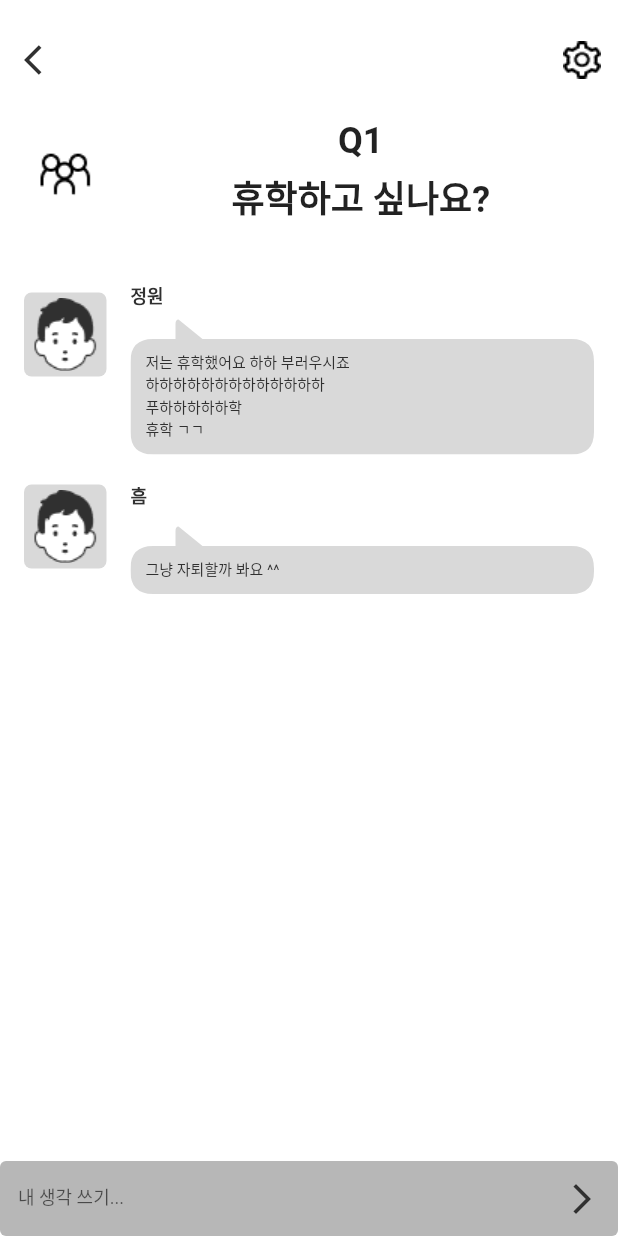
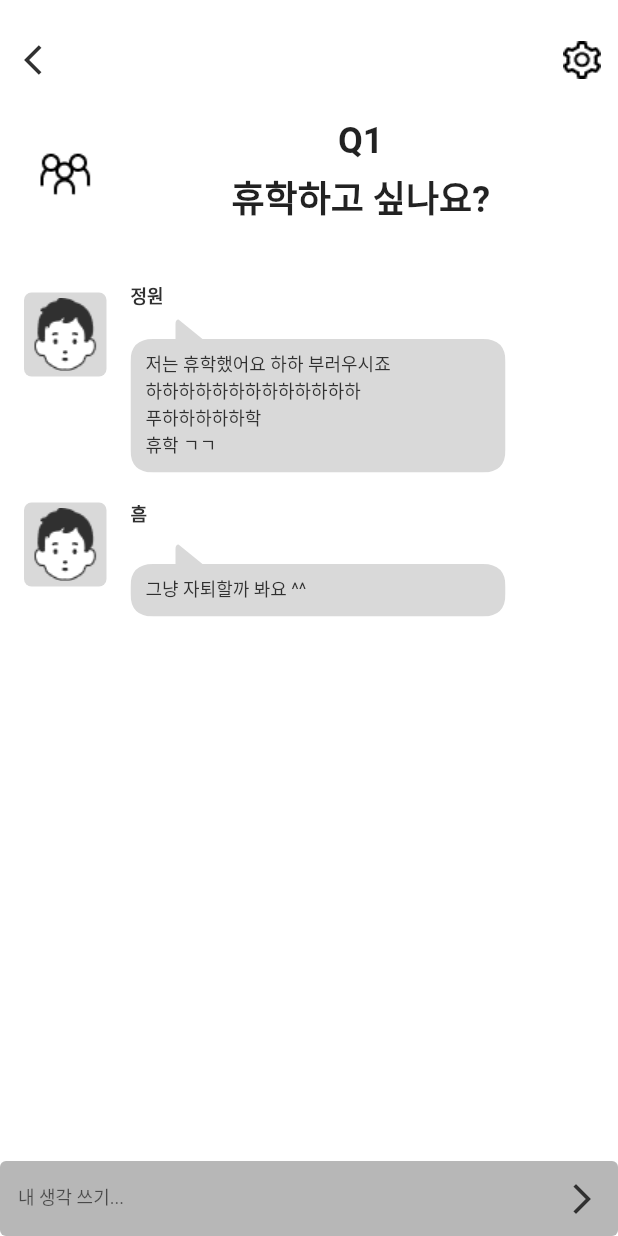
Before and after one commit to txxnrd/Blurting_front, a Flutter app: the screen it shows after launch, on a phone screen of 412 x 824 dp. Run offline on Flutter 3.47's test engine with Material 2 defaults, Android fonts, the light colour scheme and no system bars; Roboto replaces fonts that are missing (Pretendard).

Commit message:
fix: Clipper / feat: Warning Dialog

```diff
--- a/lib/main.dart
+++ b/lib/main.dart
@@ -1,5 +1,3 @@
-import 'dart:html';
-
 import 'package:flutter/material.dart';
 
 void main() {
@@ -390,7 +388,7 @@
                             ClipPath(
                               clipper: LeftTailClipper(),
                               child: Container(
-                                width: 350,
+                                width: 250,
                                 padding: EdgeInsets.all(10),
                                 decoration: BoxDecoration(
                                   borderRadius: BorderRadius.circular(8),
@@ -412,7 +410,7 @@
                                             '휴학 ㄱㄱ',
                                         style: TextStyle(
                                           fontFamily: "Pretendard",
-                                          fontSize: 10,
+                                          fontSize: 12,
                                           color: Color.fromRGBO(48, 48, 48, 1),
                                         ),
                                       ),
@@ -459,7 +457,7 @@
                           ClipPath(
                             clipper: LeftTailClipper(),
                             child: Container(
-                              width: 350,
+                              width: 250,
                               padding: EdgeInsets.all(10),
                               decoration: BoxDecoration(
                                 borderRadius: BorderRadius.circular(8),
@@ -475,7 +473,7 @@
                                       '그냥 자퇴할까 봐요 ^^',
                                       style: TextStyle(
                                         fontFamily: "Pretendard",
-                                        fontSize: 10,
+                                        fontSize: 12,
                                         color: Color.fromRGBO(48, 48, 48, 1),
                                       ),
                                     ),
```
